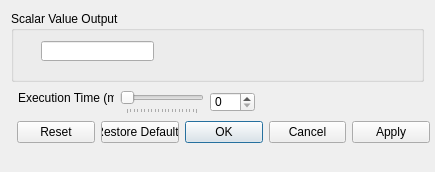
Above: src/Interface/Modules/SendScalar.ui from SCIInstitute/SCIRun before the change. Below: the same form after it.
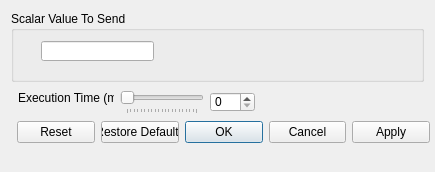
That is the form after the change.

The edit to the form file:
```diff
--- a/src/Interface/Modules/SendScalar.ui
+++ b/src/Interface/Modules/SendScalar.ui
@@ -42,7 +42,7 @@
     </rect>
    </property>
    <property name="title">
-    <string>Scalar Value Output</string>
+    <string>Scalar Value To Send</string>
    </property>
    <widget class="QLineEdit" name="lineEdit">
     <property name="geometry">
```
Left out of the diff: 2 changed lines with no effect on the pictures.
